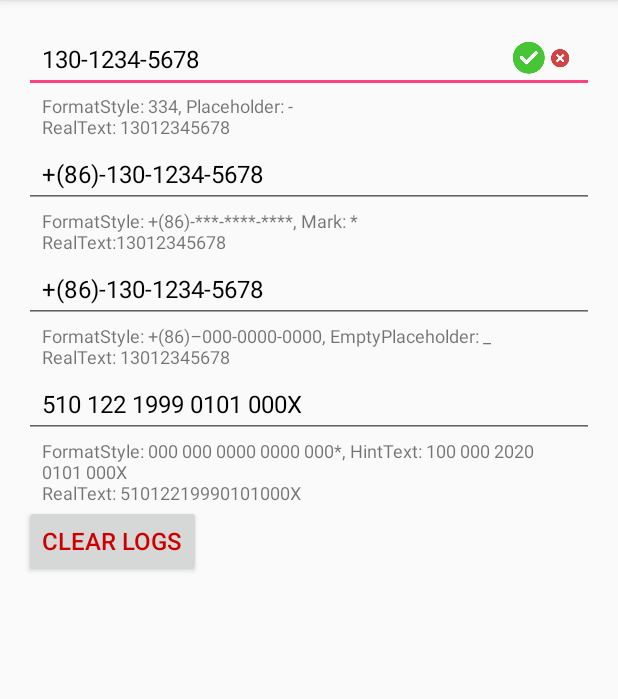
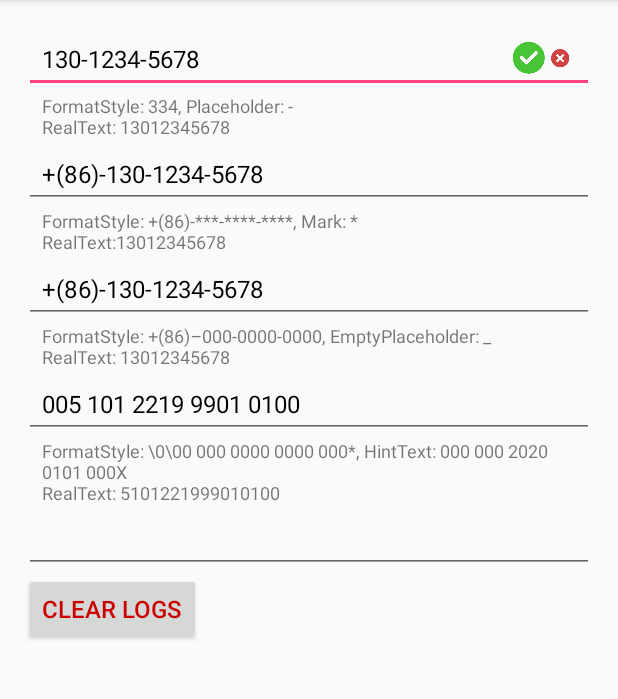
Before and after one commit to echristophersono/macdasi8, an Android app: the screen it shows after launch (MainActivity), on a phone screen of 412 x 824 dp, the part 84-783 px from its top. Run offline under Robolectric (Android 15) with nearby library versions, the phone set to English and light mode, and no system bars.

Commit message:
Updated version

```diff
--- a/app/src/main/res/layout/activity_main.xml
+++ b/app/src/main/res/layout/activity_main.xml
@@ -105,8 +105,8 @@
         app:fet_clearDrawable="@drawable/icon_clear"
         app:fet_drawableGravity="fet_center"
         app:fet_drawablePadding="4dp"
-        app:fet_formatStyle="000 000 0000 0000 000*"
-        app:fet_hintText="100 000 2020 0101 000X"
+        app:fet_formatStyle="\\0\\00 000 0000 0000 000*"
+        app:fet_hintText="000 000 2020 0101 000X"
         app:fet_mode="mode_hint"
         app:fet_showHintWhileEmpty="false" />
 
@@ -119,6 +119,10 @@
         android:text="@string/mode_hint_desc"
         android:textSize="12sp" />
 
+    <EditText
+        android:id="@+id/editText_original"
+        android:layout_width="match_parent"
+        android:layout_height="wrap_content"/>
     <Button
         android:id="@+id/button_clear"
         android:layout_width="wrap_content"
--- a/app/src/main/res/values/strings.xml
+++ b/app/src/main/res/values/strings.xml
@@ -5,7 +5,6 @@
     <string name="mode_simple_desc">FormatStyle: 334, Placeholder: -\nRealText: %s</string>
     <string name="mode_complex_desc">FormatStyle: +(86)-***-****-****, Mark: *\nRealText:%s</string>
     <string name="mode_mask_desc">FormatStyle: +(86)–000-0000-0000, EmptyPlaceholder: _\nRealText: %s</string>
-    <string name="mode_hint_desc">FormatStyle: 000 000 0000 0000 000*, HintText: 100 000 2020
-        0101 000X\nRealText: %s</string>
+    <string name="mode_hint_desc">FormatStyle: \\0\\00 000 0000 0000 000*, HintText: 000 000 2020 0101 000X\nRealText: %s</string>
     <string name="clear_logs">Clear Logs</string>
 </resources>
--- a/build.gradle
+++ b/build.gradle
@@ -53,8 +53,8 @@ ext {
             buildToolsVersion: "29.0.3",
             minSdkVersion    : 14,
             targetSdkVersion : 29,
-            versionCode      : 12,
-            versionName      : "0.1.0"
+            versionCode      : 13,
+            versionName      : "0.1.1"
     ]
     bintray = [
             siteUrl       : 'https://github.com/dkzwm/FormatEditText',
```
Also changed, not shown: 3 other files.
